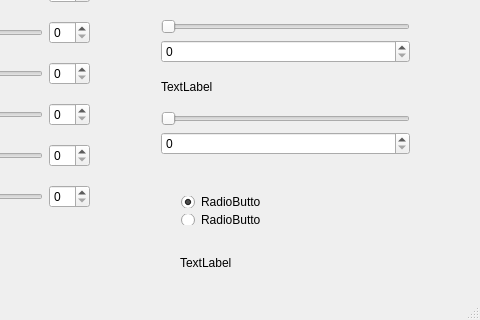
alepelayo/pic10c_hw2.2, file widget.ui: the form before one commit; both pictures show x 200 to 680 and y 182 to 502 of the 680 by 502 pixel window.
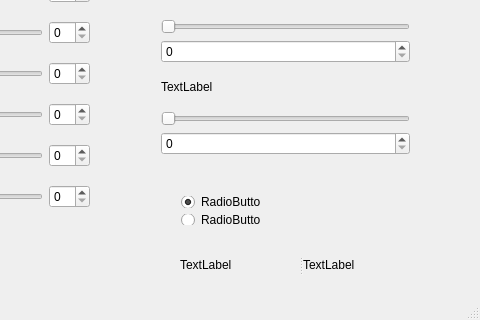
The form after the commit.

Commit message: creating the final grade label

Patch:
```diff
--- a/widget.ui
+++ b/widget.ui
@@ -138,19 +138,6 @@
      </item>
     </layout>
    </widget>
-   <widget class="QLabel" name="label_13">
-    <property name="geometry">
-     <rect>
-      <x>380</x>
-      <y>420</y>
-      <width>101</width>
-      <height>16</height>
-     </rect>
-    </property>
-    <property name="text">
-     <string>TextLabel</string>
-    </property>
-   </widget>
    <widget class="QWidget" name="layoutWidget">
     <property name="geometry">
      <rect>
@@ -330,6 +317,29 @@
      </item>
     </layout>
    </widget>
+   <widget class="QSplitter" name="splitter_2">
+    <property name="geometry">
+     <rect>
+      <x>380</x>
+      <y>420</y>
+      <width>241</width>
+      <height>20</height>
+     </rect>
+    </property>
+    <property name="orientation">
+     <enum>Qt::Horizontal</enum>
+    </property>
+    <widget class="QLabel" name="label_13">
+     <property name="text">
+      <string>TextLabel</string>
+     </property>
+    </widget>
+    <widget class="QLabel" name="label_14">
+     <property name="text">
+      <string>TextLabel</string>
+     </property>
+    </widget>
+   </widget>
   </widget>
   <widget class="QMenuBar" name="menuBar">
    <property name="geometry">
```
The commit also changes 2 other files.
